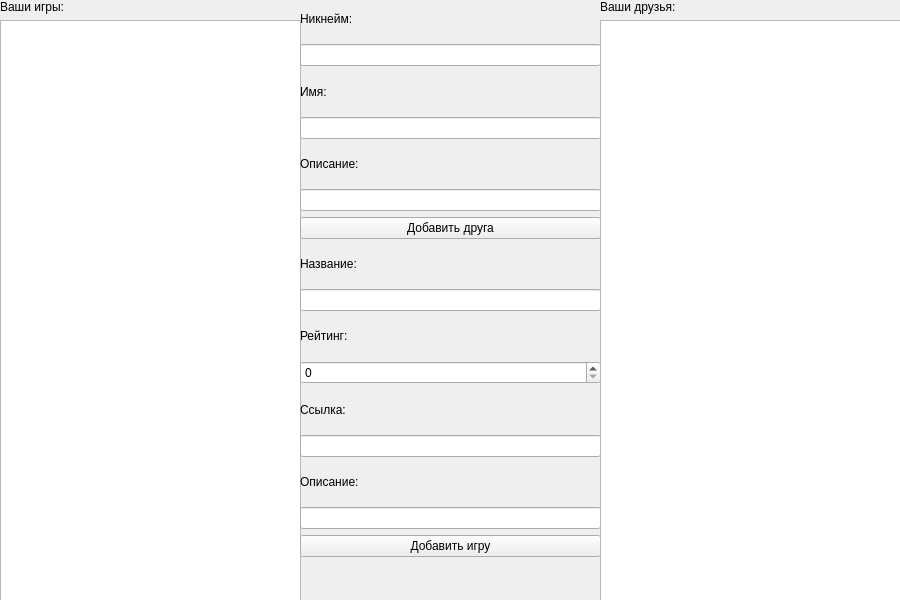
First picture: the form in mainWindow.ui, repository MaxMaz111/yandexProject, before the edit.
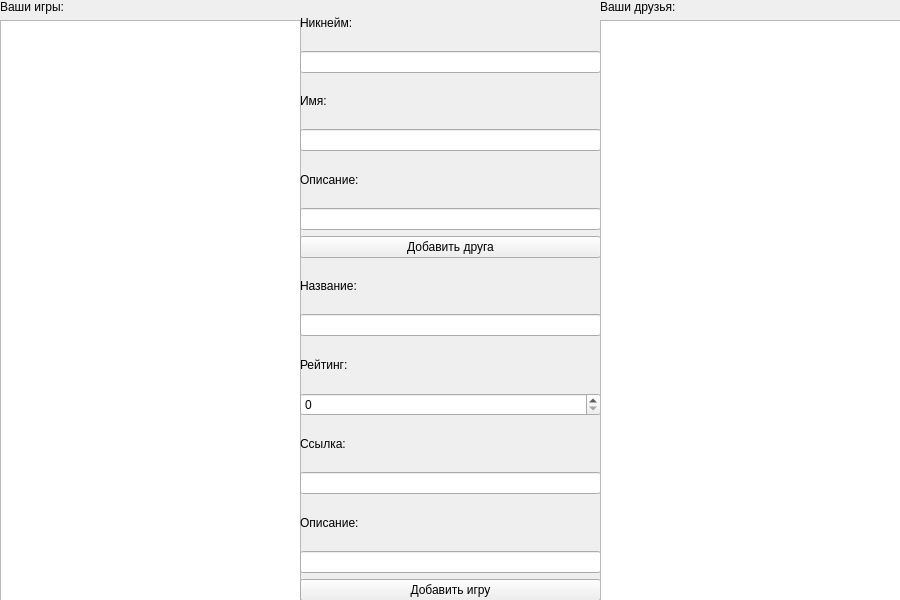
Second picture: the form after the edit.

Commit message: added fully functional error label

```diff
--- a/mainWindow.ui
+++ b/mainWindow.ui
@@ -152,13 +152,6 @@
        </property>
       </widget>
      </item>
-     <item>
-      <widget class="QLabel" name="stateLabel">
-       <property name="text">
-        <string/>
-       </property>
-      </widget>
-     </item>
     </layout>
    </widget>
    <widget class="QWidget" name="verticalLayoutWidget_2">
```
The commit also changes 10 other files.
